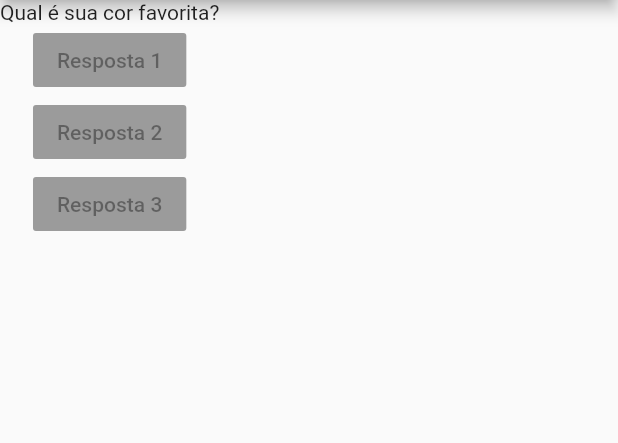
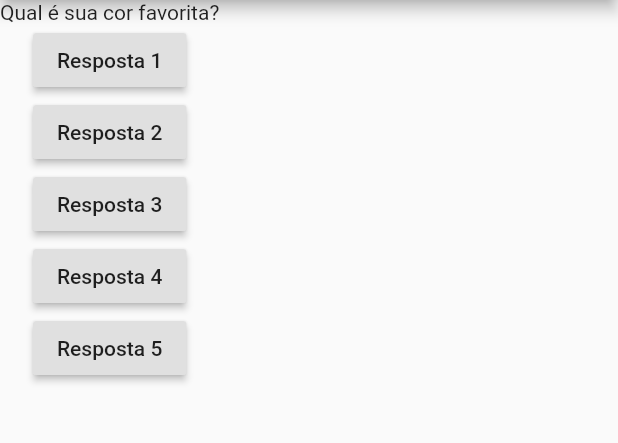
Before and after one commit to fabiorubim/projeto-perguntas, a Flutter app: the screen it shows after launch, on a phone screen of 412 x 824 dp, the part 84-527 px from its top. Run offline on Flutter 3.47's test engine with Material 2 defaults, Android fonts, the phone set to English and light mode, and no system bars.

Commit message:
Aula 31 - Funções anônimas

```diff
--- a/lib/main.dart
+++ b/lib/main.dart
@@ -4,9 +4,14 @@ import 'package:flutter/material.dart';
 main() => runApp(PerguntaApp());
 
 class PerguntaApp extends StatelessWidget {
+  void responder() {
+    print('Pergunta respondida!');
+  }
 
-  void responder(){
-    print('Pergunta respondida!')
+  void Function() funcaoQueRetornaUmaOutraFuncao() {
+    return () {
+      print('Pergunta respondida #02');
+    };
   }
 
   @override
@@ -27,15 +32,26 @@ class PerguntaApp extends StatelessWidget {
             Text(perguntas[0]),
             RaisedButton(
               child: Text('Resposta 1'),
-              onPressed: responder(),
+              //onPressed: responder(), //Chamando a função responder()
+              onPressed:
+                  responder, //Passando uma função como parâmetro - responder
             ),
             RaisedButton(
               child: Text('Resposta 2'),
-              onPressed: responder(),
+              onPressed: funcaoQueRetornaUmaOutraFuncao(),
             ),
             RaisedButton(
               child: Text('Resposta 3'),
-              onPressed: responder(),
+              onPressed: responder,
+            ),
+            RaisedButton(
+                child: Text('Resposta 4'),
+                onPressed: () {
+                  print('Resposta 4');
+                }),
+            RaisedButton(
+              child: Text('Resposta 5'),
+              onPressed: () => print('Resposta 5'),
             ),
           ],
         ),
```
